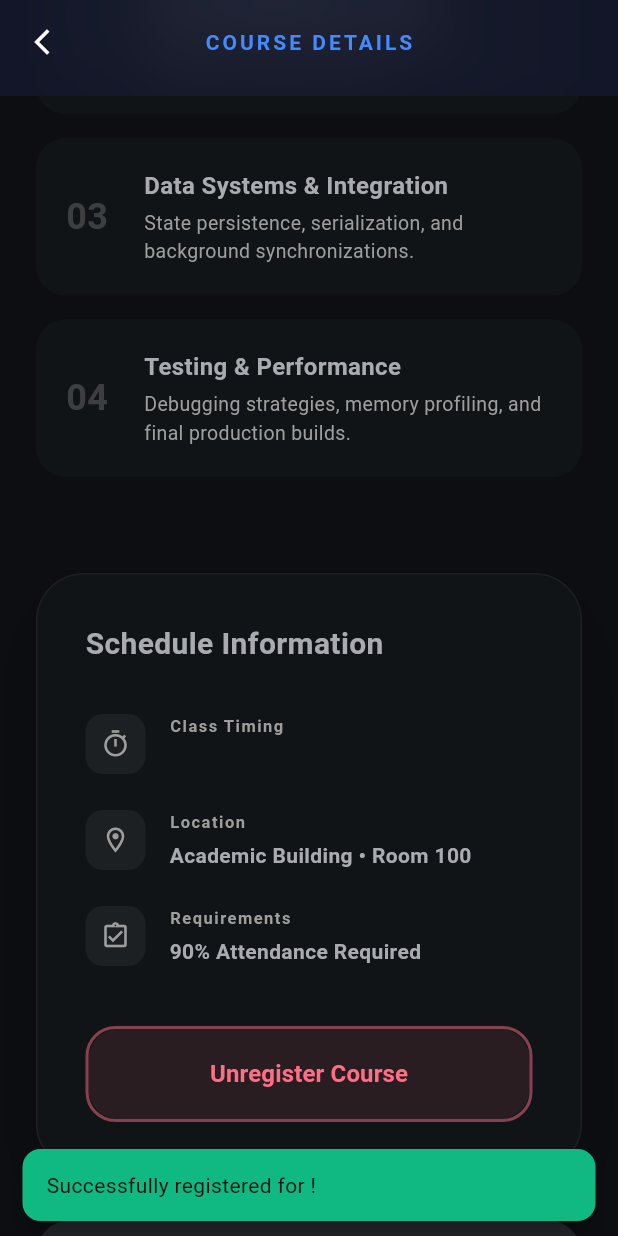
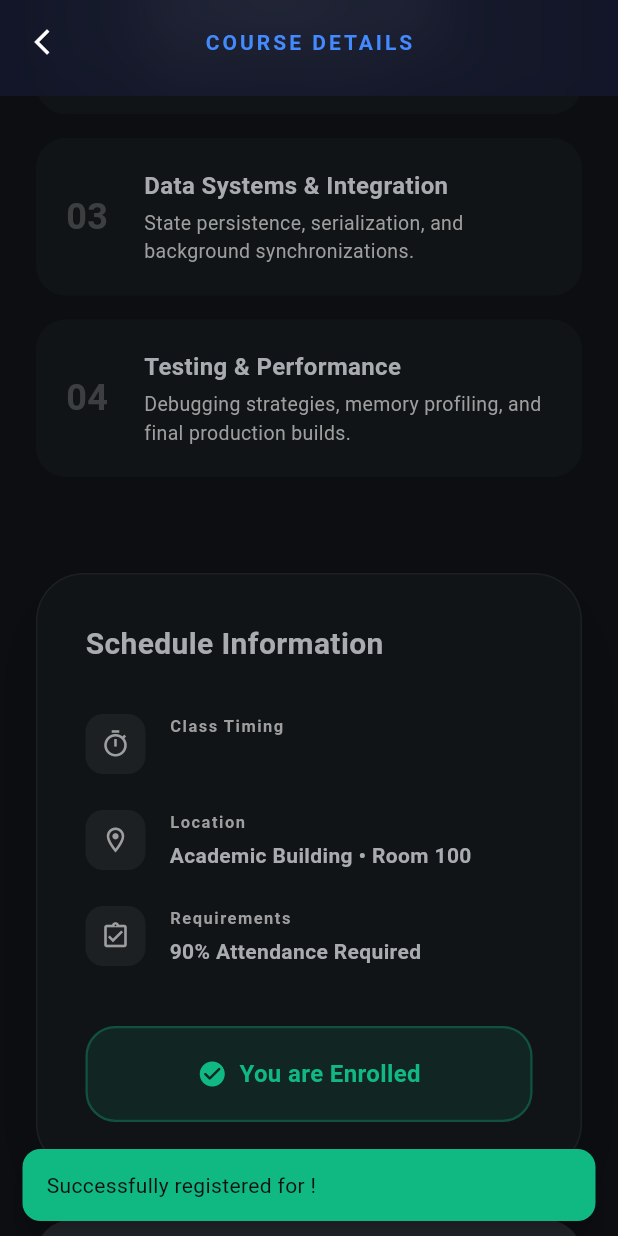
Before and after one commit to AreebElahi/stratos_academy, a Flutter app: the CourseDetailScreen screen opened directly with empty values, scrolled down 1152 dp, after a tap on "Register for Course", on a phone screen of 412 x 824 dp. Run offline on Flutter 3.47's test engine with Material 3 defaults, Android fonts, the light colour scheme and no system bars; our stand-ins replace shared_preferences; accounts and stored records are empty; network calls fail; Roboto replaces fonts that are missing (Manrope, Space Grotesk).

Commit message:
Hide Register button on details screen when student is already enrolled, showing read-only status instead

```diff
--- a/lib/views/course_detail_screen.dart
+++ b/lib/views/course_detail_screen.dart
@@ -344,40 +344,24 @@ class CourseDetailScreen extends StatelessWidget {
           const SizedBox(height: 24),
           _buildInfoRow(Icons.assignment_turned_in_outlined, "Requirements", "90% Attendance Required"),
           const SizedBox(height: 40),
+          if (!isEnrolled)
             Container(
               width: double.infinity,
               height: 64,
               decoration: BoxDecoration(
                 borderRadius: BorderRadius.circular(20),
-              gradient: isEnrolled
-                  ? null
-                  : LinearGradient(colors: [course.primaryColor, course.primaryColor.withOpacity(0.7)]),
-              color: isEnrolled ? Colors.transparent : null,
-              border: isEnrolled ? Border.all(color: AppTheme.errorColor.withOpacity(0.5), width: 2) : null,
-              boxShadow: isEnrolled
-                  ? null
-                  : [
+                gradient: LinearGradient(colors: [course.primaryColor, course.primaryColor.withOpacity(0.7)]),
+                boxShadow: [
                   BoxShadow(color: course.primaryColor.withOpacity(0.3), blurRadius: 20, offset: const Offset(0, 10))
                 ],
               ),
               child: ElevatedButton(
                 style: ElevatedButton.styleFrom(
-                backgroundColor: isEnrolled ? AppTheme.errorColor.withOpacity(0.1) : Colors.transparent,
+                  backgroundColor: Colors.transparent,
                   shadowColor: Colors.transparent,
                   shape: RoundedRectangleBorder(borderRadius: BorderRadius.circular(20)),
                 ),
                 onPressed: () {
-                if (isEnrolled) {
-                  courseController.unregisterFromCourse(course.id);
-                  ScaffoldMessenger.of(context).showSnackBar(
-                    SnackBar(
-                      content: Text('Unregistered from ${course.title}'),
-                      backgroundColor: AppTheme.errorColor,
-                      behavior: SnackBarBehavior.floating,
-                      shape: RoundedRectangleBorder(borderRadius: BorderRadius.circular(12)),
-                    ),
-                  );
-                } else {
                   courseController.registerForCourse(course.id);
                   ScaffoldMessenger.of(context).showSnackBar(
                     SnackBar(
@@ -387,18 +371,43 @@ class CourseDetailScreen extends StatelessWidget {
                       shape: RoundedRectangleBorder(borderRadius: BorderRadius.circular(12)),
                     ),
                   );
-                }
                 },
-              child: Text(
-                isEnrolled ? "Unregister Course" : "Register for Course",
+                child: const Text(
+                  "Register for Course",
                   style: TextStyle(
-                  color: isEnrolled ? AppTheme.errorColor : Colors.white,
+                    color: Colors.white,
                     fontWeight: FontWeight.bold,
                     fontSize: 16,
                   ),
                 ),
               ),
             )
+          else
+            Container(
+              width: double.infinity,
+              height: 64,
+              alignment: Alignment.center,
+              decoration: BoxDecoration(
+                color: const Color(0xFF10B981).withOpacity(0.1),
+                borderRadius: BorderRadius.circular(20),
+                border: Border.all(color: const Color(0xFF10B981).withOpacity(0.3), width: 1.5),
+              ),
+              child: Row(
+                mainAxisAlignment: MainAxisAlignment.center,
+                children: const [
+                  Icon(Icons.check_circle_rounded, color: Color(0xFF10B981), size: 20),
+                  SizedBox(width: 8),
+                  Text(
+                    "You are Enrolled",
+                    style: TextStyle(
+                      color: Color(0xFF10B981),
+                      fontWeight: FontWeight.bold,
+                      fontSize: 16,
+                    ),
+                  ),
+                ],
+              ),
+            ),
         ],
       ),
     );
```
Lines whose indentation alone changed are shown as unchanged.
